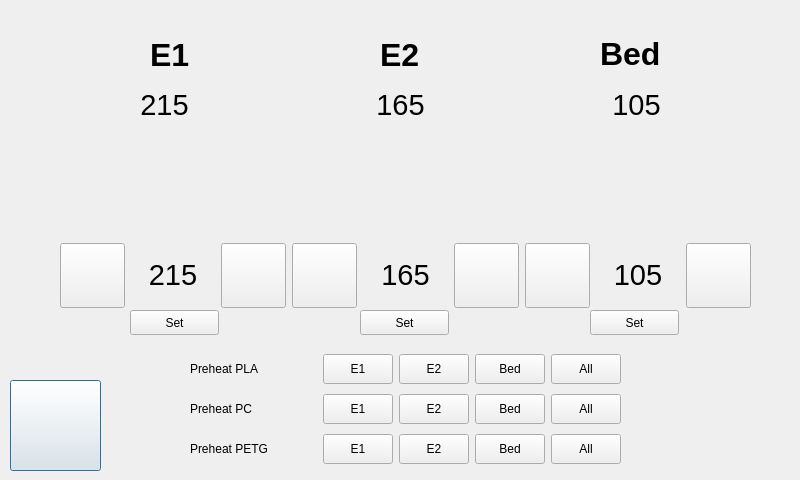
re3Dprinting/touchscreen, file ClientApp/qt/temperaturewindow.ui: the form before one commit.
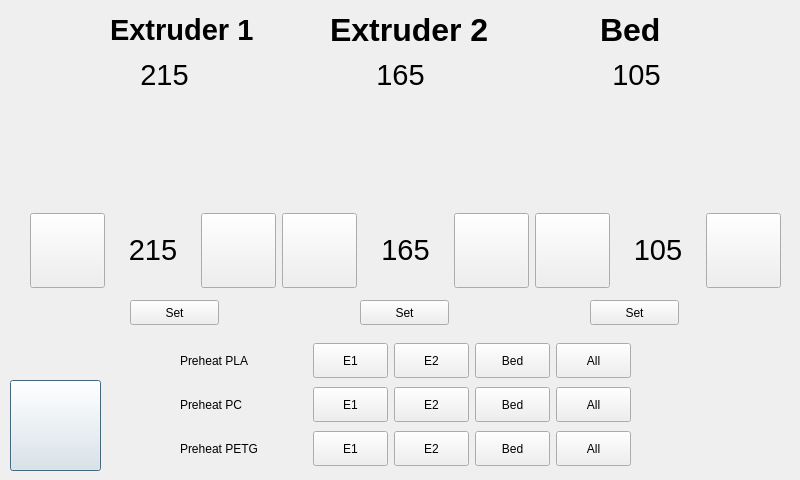
The form after the commit. Icons and pictures are not drawn.

What changed in the file:
```diff
--- a/ClientApp/qt/temperaturewindow.ui
+++ b/ClientApp/qt/temperaturewindow.ui
@@ -22,27 +22,27 @@
   <widget class="QLabel" name="e1label">
    <property name="geometry">
     <rect>
-     <x>150</x>
-     <y>20</y>
-     <width>69</width>
-     <height>71</height>
+     <x>110</x>
+     <y>0</y>
+     <width>181</width>
+     <height>61</height>
     </rect>
    </property>
    <property name="text">
-    <string>&lt;html&gt;&lt;head/&gt;&lt;body&gt;&lt;p&gt;&lt;span style=&quot; font-size:24pt; font-weight:600;&quot;&gt;E1&lt;/span&gt;&lt;/p&gt;&lt;/body&gt;&lt;/html&gt;</string>
+    <string>&lt;html&gt;&lt;head/&gt;&lt;body&gt;&lt;p&gt;&lt;span style=&quot; font-size:22pt; font-weight:600;&quot;&gt;Extruder 1&lt;/span&gt;&lt;/p&gt;&lt;/body&gt;&lt;/html&gt;</string>
    </property>
   </widget>
   <widget class="QLabel" name="e2label">
    <property name="geometry">
     <rect>
-     <x>380</x>
-     <y>20</y>
-     <width>71</width>
-     <height>71</height>
+     <x>330</x>
+     <y>0</y>
+     <width>191</width>
+     <height>61</height>
     </rect>
    </property>
    <property name="text">
-    <string>&lt;html&gt;&lt;head/&gt;&lt;body&gt;&lt;p&gt;&lt;span style=&quot; font-size:24pt; font-weight:600;&quot;&gt;E2&lt;/span&gt;&lt;/p&gt;&lt;/body&gt;&lt;/html&gt;</string>
+    <string>&lt;html&gt;&lt;head/&gt;&lt;body&gt;&lt;p&gt;&lt;span style=&quot; font-size:24pt; font-weight:600;&quot;&gt;Extruder 2&lt;/span&gt;&lt;/p&gt;&lt;/body&gt;&lt;/html&gt;</string>
    </property>
   </widget>
   <widget class="QPushButton" name="Back">
@@ -77,10 +77,10 @@
   <widget class="QWidget" name="layoutWidget">
    <property name="geometry">
     <rect>
-     <x>190</x>
-     <y>350</y>
-     <width>431</width>
-     <height>121</height>
+     <x>180</x>
+     <y>340</y>
+     <width>451</width>
+     <height>131</height>
     </rect>
    </property>
    <layout class="QVBoxLayout" name="verticalLayout">
@@ -103,8 +103,8 @@
         </property>
         <property name="maximumSize">
          <size>
-          <width>70</width>
-          <height>30</height>
+          <width>75</width>
+          <height>35</height>
          </size>
         </property>
         <property name="toolTip">
@@ -134,8 +134,8 @@
         </property>
         <property name="maximumSize">
          <size>
-          <width>70</width>
-          <height>30</height>
+          <width>75</width>
+          <height>35</height>
          </size>
         </property>
         <property name="toolTip">
@@ -165,8 +165,8 @@
         </property>
         <property name="maximumSize">
          <size>
-          <width>70</width>
-          <height>30</height>
+          <width>75</width>
+          <height>35</height>
          </size>
         </property>
         <property name="toolTip">
@@ -196,8 +196,8 @@
         </property>
         <property name="maximumSize">
          <size>
-          <width>70</width>
-          <height>30</height>
+          <width>75</width>
+          <height>35</height>
          </size>
         </property>
         <property name="toolTip">
@@ -232,8 +232,8 @@
         </property>
         <property name="maximumSize">
          <size>
-          <width>70</width>
-          <height>30</height>
+          <width>75</width>
+          <height>35</height>
          </size>
         </property>
         <property name="toolTip">
@@ -263,8 +263,8 @@
         </property>
         <property name="maximumSize">
          <size>
-          <width>70</width>
-          <height>30</height>
+          <width>75</width>
+          <height>35</height>
          </size>
         </property>
         <property name="toolTip">
@@ -294,8 +294,8 @@
         </property>
         <property name="maximumSize">
          <size>
-          <width>70</width>
-          <height>30</height>
+          <width>75</width>
+          <height>35</height>
          </size>
         </property>
         <property name="toolTip">
@@ -325,8 +325,8 @@
         </property>
         <property name="maximumSize">
          <size>
-          <width>70</width>
-          <height>30</height>
+          <width>75</width>
+          <height>35</height>
          </size>
         </property>
         <property name="toolTip">
@@ -361,8 +361,8 @@
         </property>
         <property name="maximumSize">
          <size>
-          <width>70</width>
-          <height>30</height>
+          <width>75</width>
+          <height>35</height>
          </size>
         </property>
         <property name="toolTip">
@@ -392,8 +392,8 @@
         </property>
         <property name="maximumSize">
          <size>
-          <width>70</width>
-          <height>30</height>
+          <width>75</width>
+          <height>35</height>
          </size>
         </property>
         <property name="toolTip">
@@ -423,8 +423,8 @@
         </property>
         <property name="maximumSize">
          <size>
-          <width>70</width>
-          <height>30</height>
+          <width>75</width>
+          <height>35</height>
          </size>
         </property>
         <property name="toolTip">
@@ -454,8 +454,8 @@
         </property>
         <property name="maximumSize">
          <size>
-          <width>70</width>
-          <height>30</height>
+          <width>75</width>
+          <height>35</height>
          </size>
         </property>
         <property name="toolTip">
@@ -477,9 +477,9 @@
    <property name="geometry">
     <rect>
      <x>600</x>
-     <y>20</y>
+     <y>0</y>
      <width>81</width>
-     <height>69</height>
+     <height>61</height>
     </rect>
    </property>
    <property name="text">
@@ -490,7 +490,7 @@
    <property name="geometry">
     <rect>
      <x>360</x>
-     <y>130</y>
+     <y>100</y>
      <width>111</width>
      <height>111</height>
     </rect>
@@ -509,7 +509,7 @@
    <property name="geometry">
     <rect>
      <x>130</x>
-     <y>130</y>
+     <y>100</y>
      <width>111</width>
      <height>111</height>
     </rect>
@@ -528,7 +528,7 @@
    <property name="geometry">
     <rect>
      <x>580</x>
-     <y>130</y>
+     <y>100</y>
      <width>111</width>
      <height>111</height>
     </rect>
@@ -547,7 +547,7 @@
    <property name="geometry">
     <rect>
      <x>130</x>
-     <y>310</y>
+     <y>300</y>
      <width>89</width>
      <height>25</height>
     </rect>
@@ -560,7 +560,7 @@
    <property name="geometry">
     <rect>
      <x>360</x>
-     <y>310</y>
+     <y>300</y>
      <width>89</width>
      <height>25</height>
     </rect>
@@ -573,7 +573,7 @@
    <property name="geometry">
     <rect>
      <x>590</x>
-     <y>310</y>
+     <y>300</y>
      <width>89</width>
      <height>25</height>
     </rect>
@@ -585,10 +585,10 @@
   <widget class="QWidget" name="layoutWidget">
    <property name="geometry">
     <rect>
-     <x>60</x>
-     <y>240</y>
-     <width>691</width>
-     <height>71</height>
+     <x>30</x>
+     <y>210</y>
+     <width>751</width>
+     <height>81</height>
     </rect>
    </property>
    <layout class="QHBoxLayout" name="horizontalLayout_7">
@@ -598,8 +598,8 @@
        <widget class="QPushButton" name="e1neg">
         <property name="maximumSize">
          <size>
-          <width>65</width>
-          <height>65</height>
+          <width>75</width>
+          <height>75</height>
          </size>
         </property>
         <property name="text">
@@ -628,8 +628,8 @@
        <widget class="QPushButton" name="e1pos">
         <property name="maximumSize">
          <size>
-          <width>65</width>
-          <height>65</height>
+          <width>75</width>
+          <height>75</height>
          </size>
         </property>
         <property name="text">
@@ -655,8 +655,8 @@
        <widget class="QPushButton" name="e2neg">
         <property name="maximumSize">
          <size>
-          <width>65</width>
-          <height>65</height>
+          <width>75</width>
+          <height>75</height>
          </size>
         </property>
         <property name="text">
@@ -685,8 +685,8 @@
        <widget class="QPushButton" name="e2pos">
         <property name="maximumSize">
          <size>
-          <width>65</width>
-          <height>65</height>
+          <width>75</width>
+          <height>75</height>
          </size>
         </property>
         <property name="text">
@@ -712,8 +712,8 @@
        <widget class="QPushButton" name="bedneg">
         <property name="maximumSize">
          <size>
-          <width>65</width>
-          <height>65</height>
+          <width>75</width>
+          <height>75</height>
          </size>
         </property>
         <property name="text">
@@ -742,8 +742,8 @@
        <widget class="QPushButton" name="bedpos">
         <property name="maximumSize">
          <size>
-          <width>65</width>
-          <height>65</height>
+          <width>75</width>
+          <height>75</height>
          </size>
         </property>
         <property name="text">
@@ -769,7 +769,7 @@
    <property name="geometry">
     <rect>
      <x>140</x>
-     <y>80</y>
+     <y>50</y>
      <width>521</width>
      <height>51</height>
     </rect>
```
